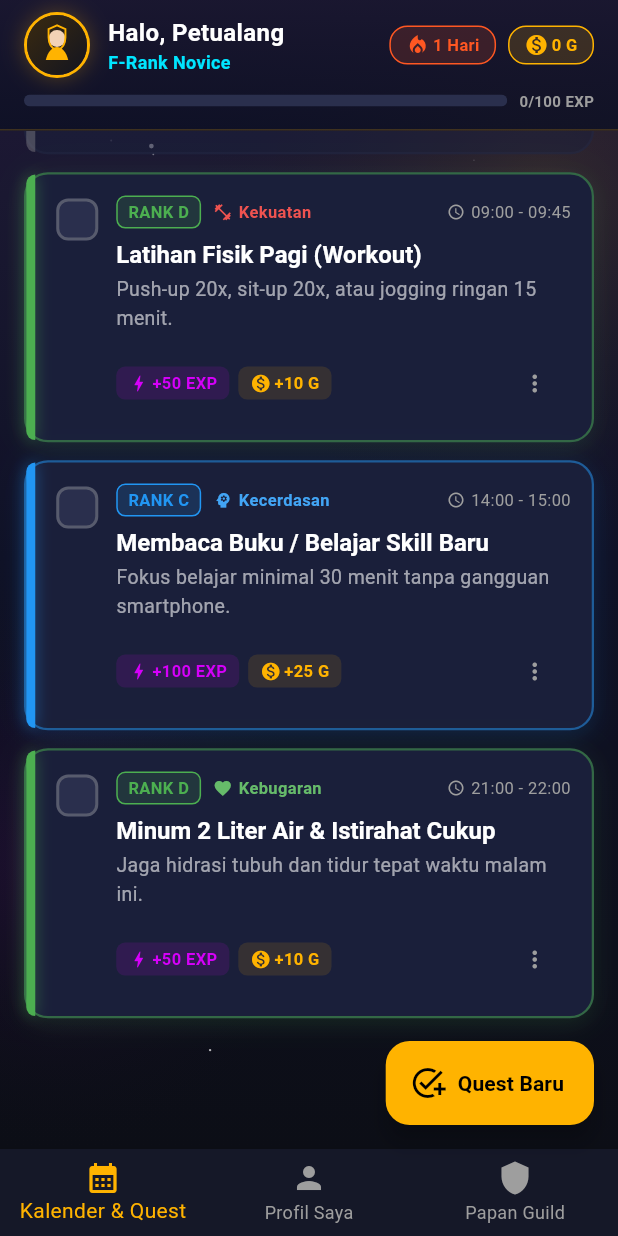
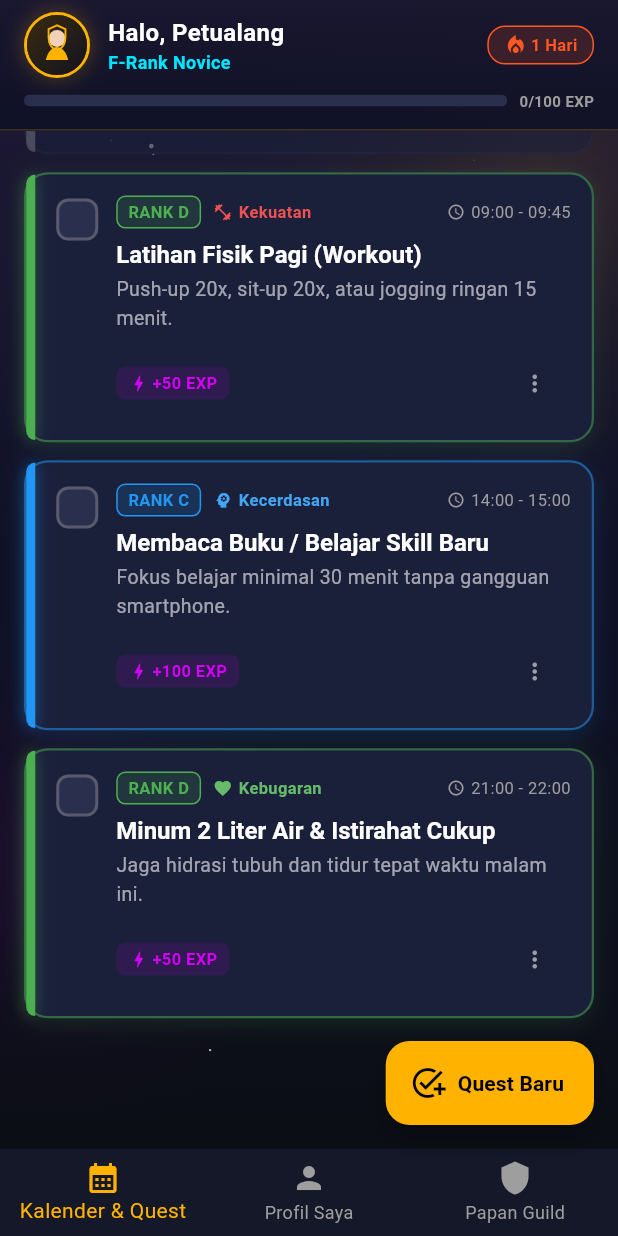
Before and after one commit to kimal404/kalender-projek-md3e, a Flutter app: the screen it shows after launch, scrolled down 767 dp, on a phone screen of 412 x 824 dp. Run offline on Flutter 3.47's test engine with Material 3 defaults, Android fonts, the phone set to English and light mode, and no system bars; our stand-ins replace flutter_local_notifications, flutter_svg, flutter_timezone, image_picker, shared_preferences, timezone; statements that could not run were skipped.

Commit message:
refactor: hapus sistem poin Gold dan fokuskan progres pada EXP, Level, serta Atribut RPG

```diff
--- a/lib/ui/features/home/home_screen.dart
+++ b/lib/ui/features/home/home_screen.dart
@@ -250,52 +250,6 @@ class _HomeScreenState extends State<HomeScreen> {
                   ],
                 ),
               ),
-              const SizedBox(width: 8),
-
-              // Koin / Emas dengan animasi pop
-              Container(
-                padding: const EdgeInsets.symmetric(
-                  horizontal: 10,
-                  vertical: 4,
-                ),
-                decoration: BoxDecoration(
-                  color: AppTheme.primaryGold.withAlpha(40),
-                  borderRadius: BorderRadius.circular(12),
-                  border: Border.all(color: AppTheme.primaryGold, width: 1),
-                ),
-                child: Row(
-                  mainAxisSize: MainAxisSize.min,
-                  children: [
-                    const Icon(
-                      Icons.monetization_on,
-                      size: 16,
-                      color: AppTheme.primaryGold,
-                    ),
-                    const SizedBox(width: 2),
-                    AnimatedSwitcher(
-                      duration: const Duration(milliseconds: 300),
-                      transitionBuilder: (child, animation) {
-                        return ScaleTransition(
-                          scale: CurvedAnimation(
-                            parent: animation,
-                            curve: Curves.easeOutBack,
-                          ),
-                          child: child,
-                        );
-                      },
-                      child: Text(
-                        '${profile.coins} G',
-                        key: ValueKey<int>(profile.coins),
-                        style: const TextStyle(
-                          fontSize: 11,
-                          fontWeight: FontWeight.bold,
-                          color: AppTheme.primaryGold,
-                        ),
-                      ),
-                    ),
-                  ],
-                ),
-              ),
             ],
           ),
           const SizedBox(height: 8),
@@ -428,7 +382,7 @@ class _HomeScreenState extends State<HomeScreen> {
                         ),
                         const SizedBox(height: 4),
                         const Text(
-                          'Ambil misi baru dari Guild untuk meningkatkan level dan mengumpulkan koin!',
+                          'Ambil misi baru dari Guild untuk meningkatkan level dan atribut karaktermu!',
                           textAlign: TextAlign.center,
                           style: TextStyle(
                             fontSize: 12,
@@ -757,9 +711,9 @@ class _HomeScreenState extends State<HomeScreen> {
                       Icons.local_fire_department,
                     ),
                     _buildStatPill(
-                      'Kekayaan',
-                      '${profile.coins} G',
-                      Icons.monetization_on,
+                      'Level Karakter',
+                      'Lv. ${profile.level}',
+                      Icons.military_tech,
                     ),
                   ],
                 ),
--- a/lib/ui/features/quests/views/add_quest_dialog.dart
+++ b/lib/ui/features/quests/views/add_quest_dialog.dart
@@ -484,20 +484,6 @@ class _AddQuestDialogState extends State<AddQuestDialog> {
                               color: AppTheme.neonPurple,
                             ),
                           ),
-                          const SizedBox(width: 12),
-                          const Icon(
-                            Icons.monetization_on,
-                            size: 16,
-                            color: AppTheme.primaryGold,
-                          ),
-                          Text(
-                            ' +${_selectedRank.defaultCoins} Gold',
-                            style: const TextStyle(
-                              fontSize: 12,
-                              fontWeight: FontWeight.bold,
-                              color: AppTheme.primaryGold,
-                            ),
-                          ),
                         ],
                       ),
                     ),
--- a/lib/ui/features/quests/views/quest_card.dart
+++ b/lib/ui/features/quests/views/quest_card.dart
@@ -288,13 +288,6 @@ class _QuestCardState extends State<QuestCard>
                                         color: AppTheme.neonPurple,
                                         isDone: isDone,
                                       ),
-                                      const SizedBox(width: 6),
-                                      _RewardBadge(
-                                        icon: Icons.monetization_on,
-                                        label: '+${widget.quest.coinReward} G',
-                                        color: AppTheme.primaryGold,
-                                        isDone: isDone,
-                                      ),
                                       const Spacer(),
                                       PopupMenuButton<String>(
                                         icon: const Icon(
```
